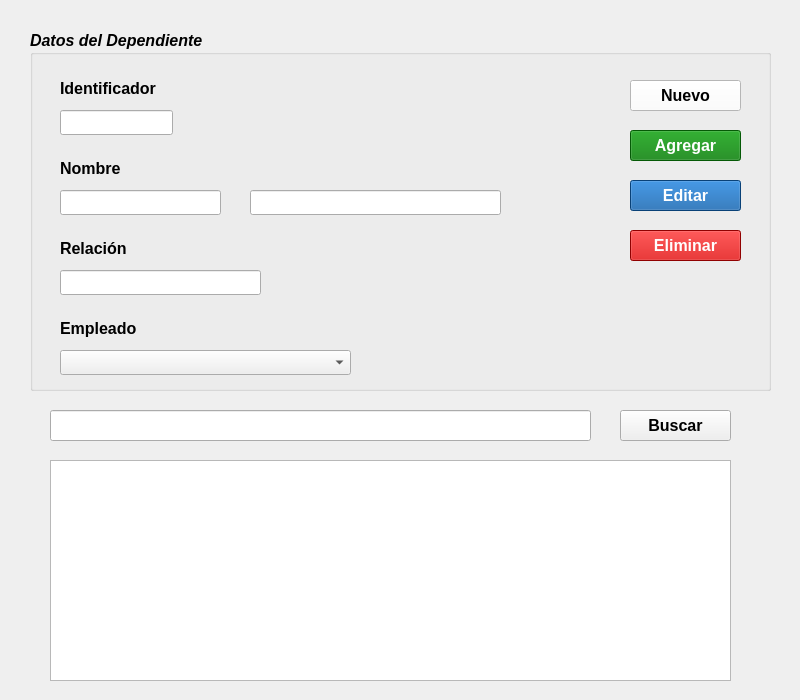
This is vistas/FrmDependiente.ui in G-Mann00/HR_Seguridad as Qt 5 draws it before an edit. The edited form follows.
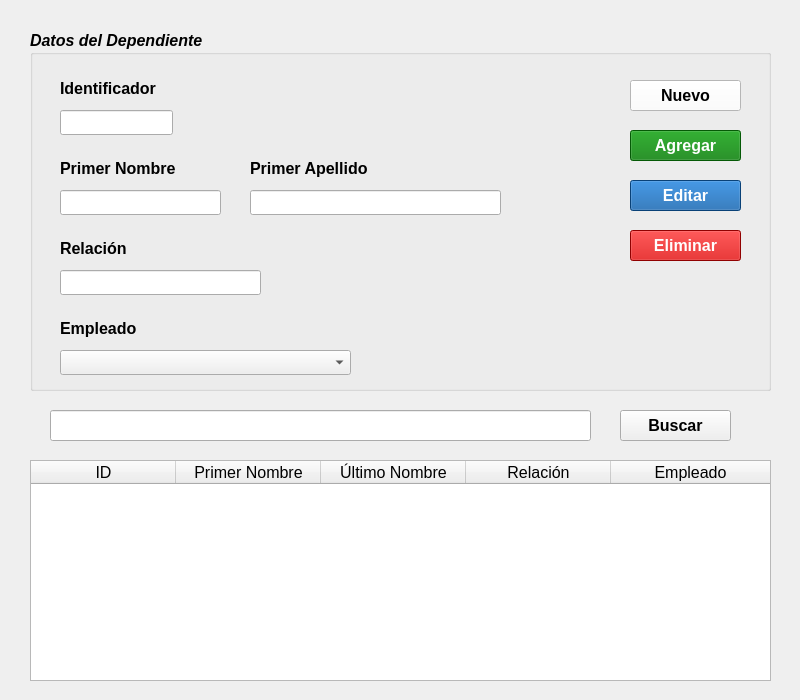
This is the edited form. Icons and pictures are not drawn.

Patch:
```diff
--- a/vistas/FrmDependiente.ui
+++ b/vistas/FrmDependiente.ui
@@ -94,7 +94,7 @@
      <rect>
       <x>30</x>
       <y>130</y>
-      <width>101</width>
+      <width>121</width>
       <height>17</height>
      </rect>
     </property>
@@ -107,7 +107,7 @@
      </font>
     </property>
     <property name="text">
-     <string>Nombre</string>
+     <string>Primer Nombre</string>
     </property>
    </widget>
    <widget class="QLineEdit" name="le_primerNombre">
@@ -384,6 +384,27 @@
      </size>
     </property>
    </widget>
+   <widget class="QLabel" name="lbl_apellido">
+    <property name="geometry">
+     <rect>
+      <x>220</x>
+      <y>130</y>
+      <width>121</width>
+      <height>17</height>
+     </rect>
+    </property>
+    <property name="font">
+     <font>
+      <pointsize>12</pointsize>
+      <weight>75</weight>
+      <italic>false</italic>
+      <bold>true</bold>
+     </font>
+    </property>
+    <property name="text">
+     <string>Primer Apellido</string>
+    </property>
+   </widget>
   </widget>
   <widget class="QLineEdit" name="le_buscador">
    <property name="geometry">
@@ -404,27 +425,6 @@
     <string/>
    </property>
   </widget>
-  <widget class="QTableView" name="tv_registrosDependientes">
-   <property name="geometry">
-    <rect>
-     <x>50</x>
-     <y>460</y>
-     <width>681</width>
-     <height>221</height>
-    </rect>
-   </property>
-   <property name="font">
-    <font>
-     <pointsize>12</pointsize>
-    </font>
-   </property>
-   <property name="verticalScrollBarPolicy">
-    <enum>Qt::ScrollBarAsNeeded</enum>
-   </property>
-   <property name="horizontalScrollBarPolicy">
-    <enum>Qt::ScrollBarAsNeeded</enum>
-   </property>
-  </widget>
   <widget class="QPushButton" name="btn_buscar">
    <property name="geometry">
     <rect>
@@ -453,6 +453,59 @@
      <normaloff>:/iconosCrud/search40.png</normaloff>:/iconosCrud/search40.png</iconset>
    </property>
   </widget>
+  <widget class="QTableWidget" name="tw_registrosDependiente">
+   <property name="geometry">
+    <rect>
+     <x>30</x>
+     <y>460</y>
+     <width>741</width>
+     <height>221</height>
+    </rect>
+   </property>
+   <property name="sizeAdjustPolicy">
+    <enum>QAbstractScrollArea::AdjustToContents</enum>
+   </property>
+   <property name="editTriggers">
+    <set>QAbstractItemView::NoEditTriggers</set>
+   </property>
+   <property name="selectionMode">
+    <enum>QAbstractItemView::SingleSelection</enum>
+   </property>
+   <property name="selectionBehavior">
+    <enum>QAbstractItemView::SelectRows</enum>
+   </property>
+   <attribute name="horizontalHeaderDefaultSectionSize">
+    <number>145</number>
+   </attribute>
+   <attribute name="horizontalHeaderStretchLastSection">
+    <bool>true</bool>
+   </attribute>
+   <column>
+    <property name="text">
+     <string>ID</string>
+    </property>
+   </column>
+   <column>
+    <property name="text">
+     <string>Primer Nombre</string>
+    </property>
+   </column>
+   <column>
+    <property name="text">
+     <string>Último Nombre</string>
+    </property>
+   </column>
+   <column>
+    <property name="text">
+     <string>Relación</string>
+    </property>
+   </column>
+   <column>
+    <property name="text">
+     <string>Empleado</string>
+    </property>
+   </column>
+  </widget>
  </widget>
  <tabstops>
   <tabstop>le_id</tabstop>
```
Left out of the diff: 1 changed line with no effect on the pictures.
